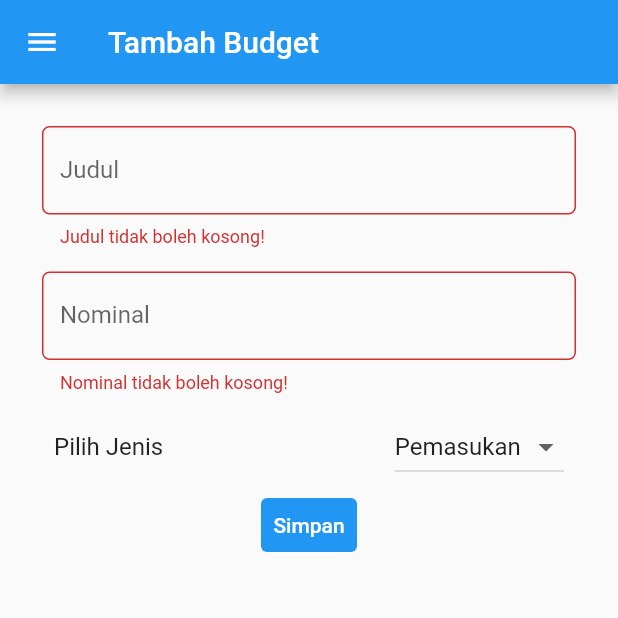
After one commit to dianisa/pbp-flutter-lab, a Flutter app: the TambahBudget screen opened directly, after a tap on "Simpan", on a phone screen of 412 x 824 dp, the top half of it. The commit adds this screen. Run offline on Flutter 3.47's test engine with Material 2 defaults, Android fonts, the phone set to English and light mode, and no system bars.

Commit message:
Tugas 8 Percobaan 1

```diff
--- /dev/null
+++ b/lib/tambah_budget.dart
@@ -0,0 +1,181 @@
+import 'package:flutter/material.dart';
+import 'package:counter_7/main.dart';
+import 'package:counter_7/daftar_budget.dart';
+
+List<List<String>> data = [];
+
+class TambahBudget extends StatefulWidget {
+    const TambahBudget({super.key});
+
+    @override
+    State<TambahBudget> createState() => _TambahBudget();
+}
+
+class _TambahBudget extends State<TambahBudget> {
+  final _formKey = GlobalKey<FormState>();
+  List<String> _jenisBudget = ['Pemasukan', 'Pengeluaran'];
+  String _jenis = 'Pemasukan';
+  String _judul = '';
+  String _nominal = '';
+
+  void _save() {
+    setState(() {
+      data.add([_judul, _nominal, _jenis]);
+    });
+
+  }
+
+
+  @override
+  Widget build(BuildContext context) {
+    return Scaffold(
+            appBar: AppBar(
+                title: const Text('Tambah Budget'),
+            ),
+            // Menambahkan drawer menu
+            drawer: Drawer(
+                child: Column(
+                  children: [
+                    // Menambahkan clickable menu
+                    ListTile(
+                      title: const Text('Counter'),
+                      onTap: () {
+                        // Route menu ke halaman utama
+                        Navigator.pushReplacement(
+                          context,
+                          MaterialPageRoute(builder: (context) => const MyHomePage()),
+                        );
+                      },
+                    ),
+                    ListTile(
+                      title: const Text('Tambah Budget'),
+                      onTap: () {
+                        // Route menu ke halaman tambah budget
+                        Navigator.pushReplacement(
+                          context,
+                          MaterialPageRoute(builder: (context) => const TambahBudget()),
+                        );
+                      },
+                    ),
+                    ListTile(
+                      title: const Text('Data Budget'),
+                      onTap: () {
+                        // Route menu ke halaman daftar budget
+                        Navigator.pushReplacement(
+                          context,
+                          MaterialPageRoute(builder: (context) => const DaftarBudget()),
+                        );
+                      },
+                    ),
+                  ],
+                ),
+            ),
+            body: Form(
+              key: _formKey,
+              child: SingleChildScrollView(
+                child: Container(
+                  padding: const EdgeInsets.all(20.0),
+                  child: Column(
+                    children: [
+                        Padding(
+                            padding: const EdgeInsets.all(8.0),
+                            child: TextFormField(
+                                decoration: InputDecoration(
+                                    hintText: "Contoh: Makanan",
+                                    labelText: "Judul",
+                                    border: OutlineInputBorder(
+                                        borderRadius: BorderRadius.circular(5.0),
+                                    ),
+                                ),
+                                onChanged: (String? value) {
+                                    setState(() {
+                                        _judul = value!;
+                                    });
+                                },
+                                onSaved: (String? value) {
+                                    setState(() {
+                                        _judul = value!;
+                                    });
+                                },
+                                validator: (String? value) {
+                                    if (value == null || value.isEmpty) {
+                                        return 'Judul tidak boleh kosong!';
+                                    }
+                                    return null;
+                                },
+                            ),
+                        ),
+                        Padding(
+                            padding: const EdgeInsets.all(8.0),
+                            child: TextFormField(
+                                decoration: InputDecoration(
+                                    hintText: "Contoh: 50000",
+                                    labelText: "Nominal",
+                                    border: OutlineInputBorder(
+                                        borderRadius: BorderRadius.circular(5.0),
+                                    ),
+                                ),
+                                onChanged: (String? value) {
+                                    setState(() {
+                                        _nominal = value!;
+                                    });
+                                },
+                                onSaved: (String? value) {
+                                    setState(() {
+                                        _nominal = value!;
+                                    });
+                                },
+                                validator: (String? value) {
+                                  try {
+                                    if (value == null || value.isEmpty) {
+                                        return 'Nominal tidak boleh kosong!';
+                                    }
+                                    int.parse(value);
+                                  } catch(e){
+                                      return 'Nominal harus berupa angka!';
+                                  }
+                                    return null;
+                                },
+                            ),
+                        ),
+                        ListTile(
+                          title: const Text(
+                              'Pilih Jenis',
+                          ),
+                          trailing: DropdownButton(
+                              value: _jenis,
+                              items: _jenisBudget.map((String items) {
+                              return DropdownMenuItem(
+                                  value: items,
+                                  child: Text(items),
+                              );
+                              }).toList(),
+                              onChanged: (String? newValue) {
+                              setState(() {
+                                  _jenis = newValue!;
+                              });
+                              },
+                          ),
+                        ),
+                        TextButton(
+                          style: ButtonStyle(
+                            backgroundColor: MaterialStateProperty.all(Colors.blue),
+                          ),
+                          onPressed: () {
+                            if (_formKey.currentState!.validate()) {
+                              _save();
+                            }
+                          },
+                          child: const Text(
+                            "Simpan",
+                            style: TextStyle(color: Colors.white),
+                          ),
+                        ),
+                      ],
+                  ),
+                ),
+              ),
+            ),
+        );
+  }
+}
```
Also changed, not shown: lib/daftar_budget.dart (added, +85 -0 lines), lib/main.dart (+44 -7 lines), 1 other file.
